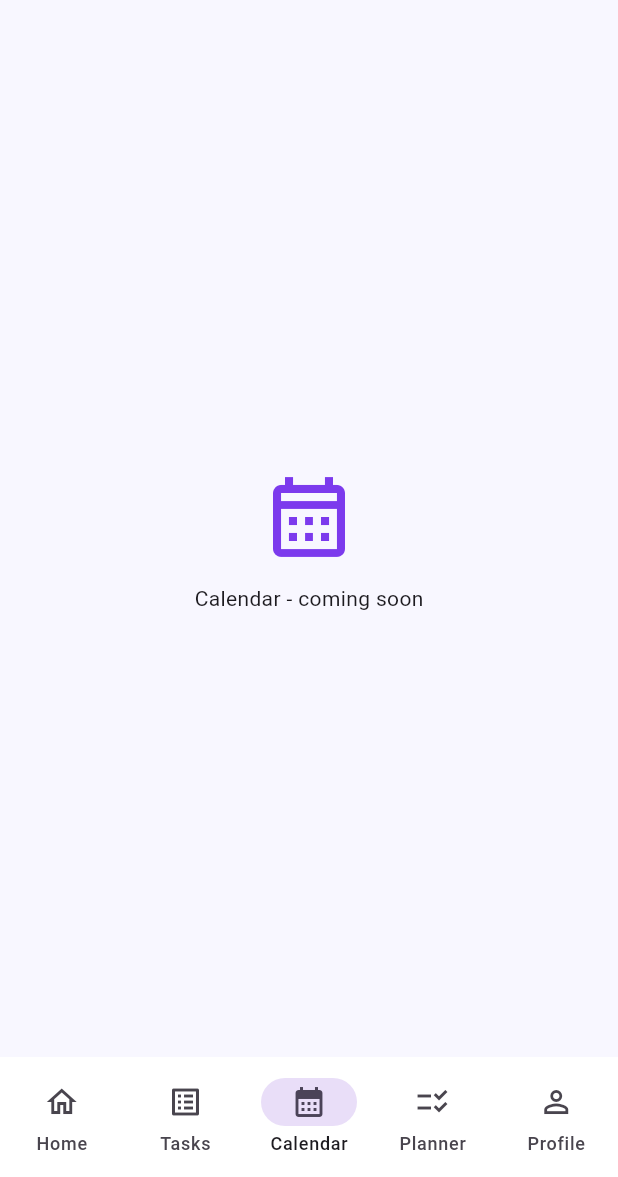
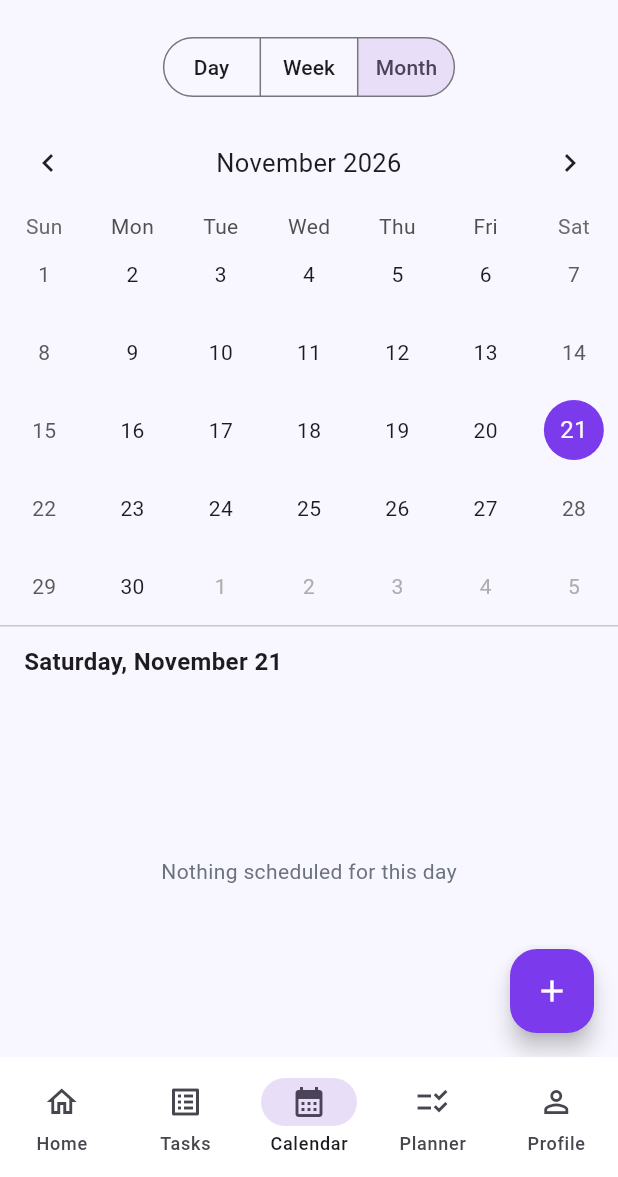
Before and after one commit to Marinaderias/plannix, a Flutter app: the screen it shows once a user with an empty profile is signed in, item 3 of the bottom bar chosen, on a phone screen of 412 x 824 dp, the part 59-1236 px from its top. Run offline on Flutter 3.47's test engine with Material 3 defaults, Android fonts, the phone set to English and light mode, and no system bars; drawn by our look-alikes of table_calendar; our stand-ins replace flutter_riverpod, supabase_flutter; accounts and stored records are empty.

Commit message:
Add calendar screen (day/week/month)

```diff
--- /dev/null
+++ b/lib/features/calendar/presentation/calendar_screen.dart
@@ -0,0 +1,267 @@
+import 'package:flutter/material.dart';
+import 'package:flutter_riverpod/flutter_riverpod.dart';
+import 'package:intl/intl.dart';
+import 'package:table_calendar/table_calendar.dart';
+
+import '../../../core/scheduling/scheduled_item.dart';
+import '../../../core/theme/app_theme.dart';
+import '../../events/data/events_repository.dart';
+import '../../events/domain/event.dart';
+import '../../events/presentation/event_form_screen.dart';
+import '../../tasks/data/tasks_providers.dart';
+import '../../tasks/domain/task.dart';
+import '../../tasks/presentation/task_details_screen.dart';
+
+enum CalendarMode { day, week, month }
+
+/// What the calendar shows for a day: a task or an event with a time.
+class _Entry {
+  _Entry({required this.item, this.task, this.event});
+
+  final ScheduledItem item;
+  final Task? task;
+  final Event? event;
+}
+
+class CalendarScreen extends ConsumerStatefulWidget {
+  const CalendarScreen({super.key});
+
+  @override
+  ConsumerState<CalendarScreen> createState() => _CalendarScreenState();
+}
+
+class _CalendarScreenState extends ConsumerState<CalendarScreen> {
+  CalendarMode _mode = CalendarMode.month;
+  DateTime _focused = DateTime.now();
+  DateTime _selected = DateTime.now();
+
+  /// All scheduled tasks and events.
+  List<_Entry> _allEntries() {
+    final tasks = ref.watch(tasksProvider).value ?? [];
+    final events = ref.watch(eventsProvider).value ?? [];
+    return [
+      for (final e in events)
+        _Entry(item: ScheduledItem.fromEvent(e), event: e),
+      for (final t in tasks)
+        if (ScheduledItem.fromTask(t) != null)
+          _Entry(item: ScheduledItem.fromTask(t)!, task: t),
+    ];
+  }
+
+  List<_Entry> _entriesFor(List<_Entry> all, DateTime day) {
+    final list = all
+        .where((e) => isSameDay(e.item.start, day))
+        .toList()
+      ..sort((a, b) => a.item.start.compareTo(b.item.start));
+    return list;
+  }
+
+  void _openEntry(_Entry entry) {
+    if (entry.event != null) {
+      Navigator.of(context).push(MaterialPageRoute(
+        builder: (_) => EventFormScreen(event: entry.event),
+      ));
+    } else if (entry.task != null) {
+      Navigator.of(context).push(MaterialPageRoute(
+        builder: (_) => TaskDetailsScreen(taskId: entry.task!.id),
+      ));
+    }
+  }
+
+  @override
+  Widget build(BuildContext context) {
+    final all = _allEntries();
+
+    return Scaffold(
+      appBar: AppBar(title: const Text('Calendar')),
+      floatingActionButton: FloatingActionButton(
+        onPressed: () => Navigator.of(context).push(
+          MaterialPageRoute(
+            builder: (_) => EventFormScreen(initialDate: _selected),
+          ),
+        ),
+        child: const Icon(Icons.add),
+      ),
+      body: Column(
+        children: [
+          _ModeSwitch(
+            mode: _mode,
+            onChanged: (m) => setState(() => _mode = m),
+          ),
+          if (_mode != CalendarMode.day)
+            TableCalendar<_Entry>(
+              firstDay: DateTime(2020),
+              lastDay: DateTime(2035),
+              focusedDay: _focused,
+              selectedDayPredicate: (d) => isSameDay(d, _selected),
+              calendarFormat: _mode == CalendarMode.week
+                  ? CalendarFormat.week
+                  : CalendarFormat.month,
+              availableCalendarFormats: const {
+                CalendarFormat.month: 'Month',
+                CalendarFormat.week: 'Week',
+              },
+              headerStyle: const HeaderStyle(
+                formatButtonVisible: false,
+                titleCentered: true,
+              ),
+              eventLoader: (day) => _entriesFor(all, day),
+              onDaySelected: (selected, focused) => setState(() {
+                _selected = selected;
+                _focused = focused;
+              }),
+              onPageChanged: (focused) => _focused = focused,
+              calendarStyle: const CalendarStyle(
+                selectedDecoration: BoxDecoration(
+                  color: AppColors.purple,
+                  shape: BoxShape.circle,
+                ),
+                todayDecoration: BoxDecoration(
+                  color: Color(0x557C3AED),
+                  shape: BoxShape.circle,
+                ),
+                markerDecoration: BoxDecoration(
+                  color: AppColors.blue,
+                  shape: BoxShape.circle,
+                ),
+              ),
+            )
+          else
+            _DayHeader(
+              day: _selected,
+              onPrev: () => setState(() =>
+                  _selected = _selected.subtract(const Duration(days: 1))),
+              onNext: () => setState(
+                  () => _selected = _selected.add(const Duration(days: 1))),
+            ),
+          const Divider(height: 1),
+          Padding(
+            padding: const EdgeInsets.fromLTRB(16, 12, 16, 4),
+            child: Align(
+              alignment: Alignment.centerLeft,
+              child: Text(
+                DateFormat('EEEE, MMMM d').format(_selected),
+                style: const TextStyle(
+                    fontSize: 16, fontWeight: FontWeight.w700),
+              ),
+            ),
+          ),
+          Expanded(
+            child: _EntriesList(
+              entries: _entriesFor(all, _selected),
+              onTap: _openEntry,
+            ),
+          ),
+        ],
+      ),
+    );
+  }
+}
+
+class _ModeSwitch extends StatelessWidget {
+  const _ModeSwitch({required this.mode, required this.onChanged});
+
+  final CalendarMode mode;
+  final ValueChanged<CalendarMode> onChanged;
+
+  @override
+  Widget build(BuildContext context) {
+    return Padding(
+      padding: const EdgeInsets.fromLTRB(16, 4, 16, 8),
+      child: SegmentedButton<CalendarMode>(
+        showSelectedIcon: false,
+        segments: const [
+          ButtonSegment(value: CalendarMode.day, label: Text('Day')),
+          ButtonSegment(value: CalendarMode.week, label: Text('Week')),
+          ButtonSegment(value: CalendarMode.month, label: Text('Month')),
+        ],
+        selected: {mode},
+        onSelectionChanged: (s) => onChanged(s.first),
+      ),
+    );
+  }
+}
+
+class _DayHeader extends StatelessWidget {
+  const _DayHeader({
+    required this.day,
+    required this.onPrev,
+    required this.onNext,
+  });
+
+  final DateTime day;
+  final VoidCallback onPrev;
+  final VoidCallback onNext;
+
+  @override
+  Widget build(BuildContext context) {
+    return Row(
+      mainAxisAlignment: MainAxisAlignment.spaceBetween,
+      children: [
+        IconButton(icon: const Icon(Icons.chevron_left), onPressed: onPrev),
+        Text(
+          DateFormat('MMM d, y').format(day),
+          style: const TextStyle(fontWeight: FontWeight.w600),
+        ),
+        IconButton(icon: const Icon(Icons.chevron_right), onPressed: onNext),
+      ],
+    );
+  }
+}
+
+class _EntriesList extends StatelessWidget {
+  const _EntriesList({required this.entries, required this.onTap});
+
+  final List<_Entry> entries;
+  final ValueChanged<_Entry> onTap;
+
+  @override
+  Widget build(BuildContext context) {
+    if (entries.isEmpty) {
+      return const Center(
+        child: Text('Nothing scheduled for this day',
+            style: TextStyle(color: AppColors.textMuted)),
+      );
+    }
+
+    final timeFormat = DateFormat('h:mm a');
+
+    return ListView.builder(
+      padding: const EdgeInsets.fromLTRB(16, 4, 16, 88),
+      itemCount: entries.length,
+      itemBuilder: (context, i) {
+        final entry = entries[i];
+        final isEvent = entry.event != null;
+        final color = isEvent
+            ? colorFromHex(entry.event!.color)
+            : entry.task!.priority.color;
+
+        return Card(
+          margin: const EdgeInsets.only(bottom: 8),
+          child: ListTile(
+            onTap: () => onTap(entry),
+            leading: CircleAvatar(radius: 6, backgroundColor: color),
+            title: Text(entry.item.title,
+                style: const TextStyle(fontWeight: FontWeight.w600)),
+            subtitle: Text(
+              '${timeFormat.format(entry.item.start)} - ${timeFormat.format(entry.item.end)}',
+            ),
+            trailing: Container(
+              padding:
+                  const EdgeInsets.symmetric(horizontal: 10, vertical: 4),
+              decoration: BoxDecoration(
+                color: color.withValues(alpha: 0.12),
+                borderRadius: BorderRadius.circular(12),
+              ),
+              child: Text(
+                isEvent ? 'Event' : 'Task',
+                style: TextStyle(
+                    color: color, fontSize: 12, fontWeight: FontWeight.w600),
+              ),
+            ),
+          ),
+        );
+      },
+    );
+  }
+}
--- a/lib/features/home/main_shell.dart
+++ b/lib/features/home/main_shell.dart
@@ -1,6 +1,7 @@
 import 'package:flutter/material.dart';
 
 import '../../core/widgets/placeholder_screen.dart';
+import '../calendar/presentation/calendar_screen.dart';
 import '../profile/profile_screen.dart';
 import '../tasks/presentation/task_form_screen.dart';
 import '../tasks/presentation/tasks_screen.dart';
@@ -18,8 +19,7 @@ class _MainShellState extends State<MainShell> {
   late final List<Widget> _pages = [
     const PlaceholderScreen(title: 'Home', icon: Icons.home_outlined),
     const _TasksPage(),
-    const PlaceholderScreen(
-        title: 'Calendar', icon: Icons.calendar_month_outlined),
+    const CalendarScreen(),
     const PlaceholderScreen(
         title: 'Planner', icon: Icons.checklist_rtl_outlined),
     const ProfileScreen(),
--- a/pubspec.yaml
+++ b/pubspec.yaml
@@ -38,6 +38,7 @@ dependencies:
   flutter_riverpod: ^3.5.0
   intl: ^0.20.3
   uuid: ^4.6.0
+  table_calendar: ^3.3.0
 
 dev_dependencies:
   flutter_test:
```
Also changed, not shown: lib/features/events/presentation/event_form_screen.dart (added, +442 -0 lines), pubspec.lock.
